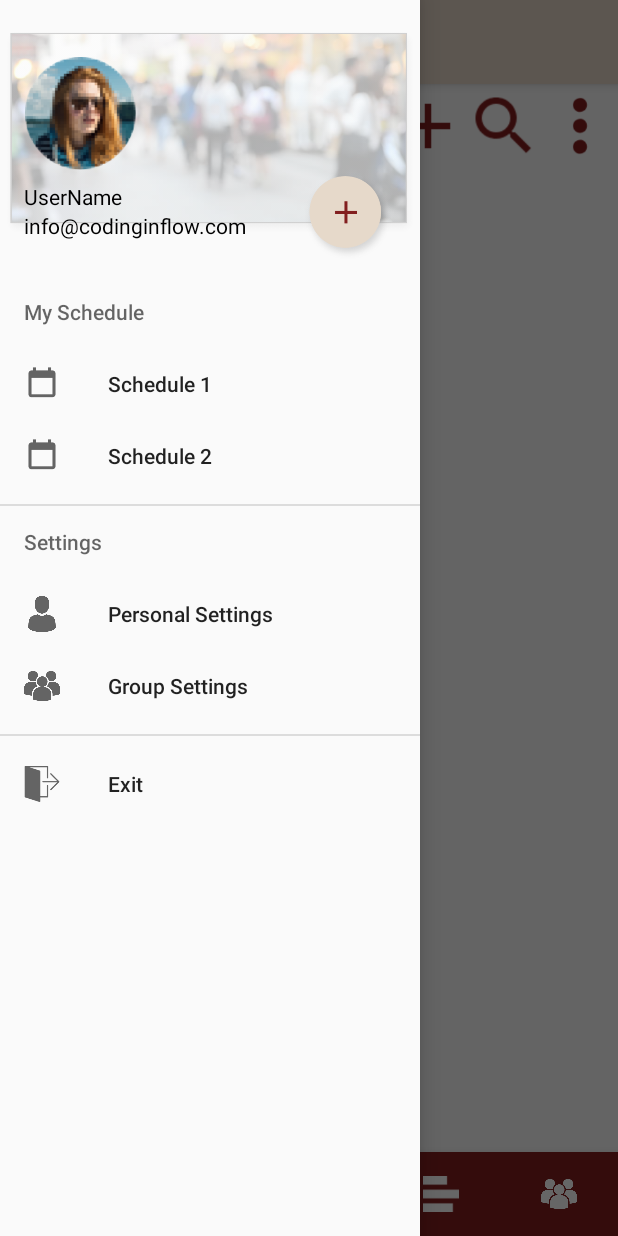
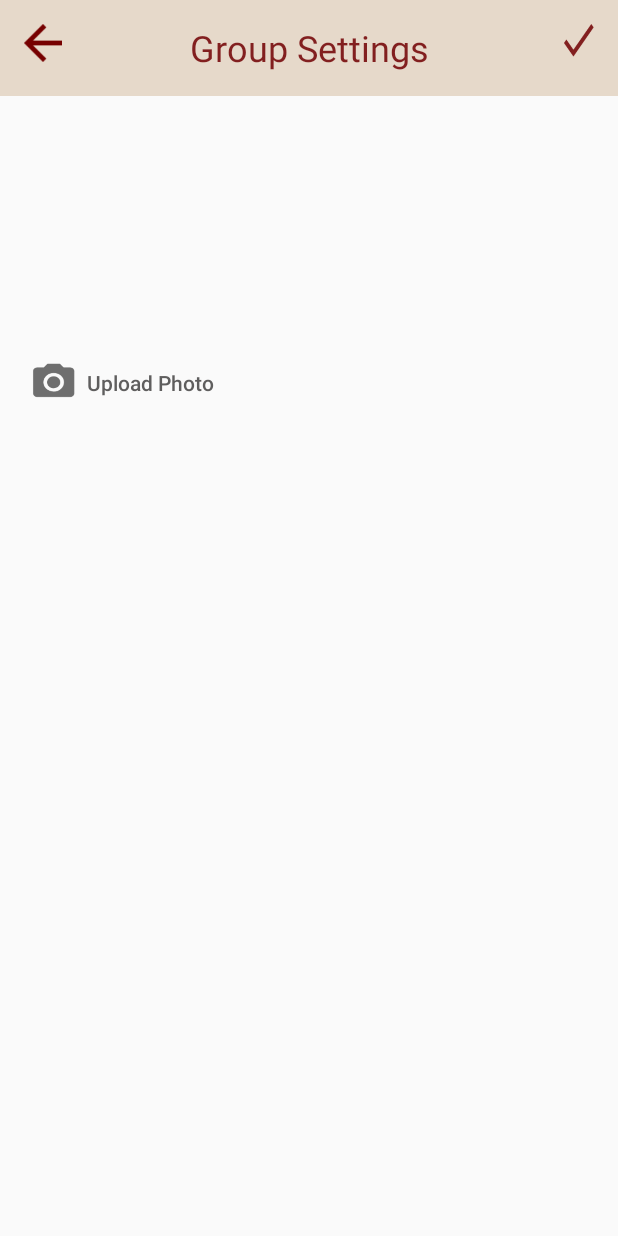
Before and after one commit to jtr860830/LifePrint-AndroidApp, an Android app: the MainActivity screen opened directly, with no data from a screen before it, after a tap on "Group Settings", on a phone screen of 412 x 824 dp. Run offline under Robolectric (Android 15) with nearby library versions, the phone set to English and light mode, and no system bars; 2 other taps on this screen came first.

Commit message:
group setting

```diff
--- a/app/src/main/AndroidManifest.xml
+++ b/app/src/main/AndroidManifest.xml
@@ -23,7 +23,8 @@
         <activity android:name=".AddNotes" />
         <activity android:name=".NewEvent" />
         <activity android:name=".PersonalSettings" />
-        <activity android:name=".ForgotPassword"></activity>
+        <activity android:name=".ForgotPassword" />
+        <activity android:name=".GroupSetting"></activity>
     </application>
 
 </manifest>
--- /dev/null
+++ b/app/src/main/java/com/example/user/navigation_calendar/GroupSetting.java
@@ -0,0 +1,37 @@
+package com.example.user.navigation_calendar;
+
+import android.support.v7.app.AppCompatActivity;
+import android.os.Bundle;
+import android.view.View;
+import android.widget.ImageButton;
+
+public class GroupSetting extends AppCompatActivity implements View.OnClickListener  {
+
+    ImageButton gs_back;
+    ImageButton gs_save;
+
+    @Override
+    protected void onCreate(Bundle savedInstanceState) {
+        super.onCreate(savedInstanceState);
+        setContentView(R.layout.activity_group_setting);
+
+        gs_back=findViewById(R.id.gs_back);
+        gs_back.setOnClickListener(this);
+        gs_save=findViewById(R.id.gs_save);
+        gs_save.setOnClickListener(this);
+    }
+
+    @Override
+    public void onClick(View view) {
+        switch (view.getId()){
+            case R.id.gs_back:
+                finish();
+                break;
+            case R.id.gs_save:
+                //post
+
+                finish();
+                break;
+        }
+    }
+}
--- a/app/src/main/java/com/example/user/navigation_calendar/MainActivity.java
+++ b/app/src/main/java/com/example/user/navigation_calendar/MainActivity.java
@@ -85,17 +85,20 @@ public class MainActivity extends AppCompatActivity {
         }
 
     }
-
+//滑開頁面選單
     private NavigationView.OnNavigationItemSelectedListener drawer_navigationViewListener =
             new NavigationView.OnNavigationItemSelectedListener() {
                 @Override
                 public boolean onNavigationItemSelected(@NonNull MenuItem menuItem) {
                     switch (menuItem.getItemId()){
                         case R.id.personal_settings:
-                            Intent itSche1=new Intent(MainActivity.this,PersonalSettings.class);
-                            startActivity(itSche1);
+                            Intent itPS=new Intent(MainActivity.this,PersonalSettings.class);
+                            startActivity(itPS);
                             break;
-
+                        case R.id.group_settings:
+                            Intent itGS=new Intent(MainActivity.this,GroupSetting.class);
+                            startActivity(itGS);
+                            break;
 
                         case R.id.exit:
                             Toast.makeText(MainActivity.this,"exit",Toast.LENGTH_SHORT).show();
@@ -104,7 +107,7 @@ public class MainActivity extends AppCompatActivity {
                     return true;
                 }
             };
-
+//下方選單
     private BottomNavigationView.OnNavigationItemSelectedListener navListener =
             new BottomNavigationView.OnNavigationItemSelectedListener() {
 
--- a/app/src/main/java/com/example/user/navigation_calendar/PersonalSettings.java
+++ b/app/src/main/java/com/example/user/navigation_calendar/PersonalSettings.java
@@ -1,5 +1,6 @@
 package com.example.user.navigation_calendar;
 
+import android.content.Intent;
 import android.support.annotation.NonNull;
 import android.support.v7.app.AppCompatActivity;
 import android.os.Bundle;
@@ -22,6 +23,7 @@ public class PersonalSettings extends AppCompatActivity implements View.OnClickL
     private RecyclerView recyclerView;
     private PersonalSettingsAdapter adapter;
     ImageButton ps_back;
+    ImageButton ps_save;
 
     @Override
     protected void onCreate(Bundle savedInstanceState) {
@@ -41,6 +43,8 @@ public class PersonalSettings extends AppCompatActivity implements View.OnClickL
 
         ps_back=findViewById(R.id.ps_back);
         ps_back.setOnClickListener(this);
+        ps_save=findViewById(R.id.ps_save);
+        ps_save.setOnClickListener(this);
 
     }
 
@@ -49,6 +53,12 @@ public class PersonalSettings extends AppCompatActivity implements View.OnClickL
         switch (view.getId()){
             case R.id.ps_back:
                 finish();
+                break;
+            case R.id.ps_save:
+                //post
+
+                finish();
+                break;
         }
     }
 }
--- /dev/null
+++ b/app/src/main/res/layout/activity_group_setting.xml
@@ -0,0 +1,91 @@
+<?xml version="1.0" encoding="utf-8"?>
+<android.support.constraint.ConstraintLayout
+    xmlns:android="http://schemas.android.com/apk/res/android"
+    xmlns:app="http://schemas.android.com/apk/res-auto"
+    xmlns:tools="http://schemas.android.com/tools"
+    android:layout_width="match_parent"
+    android:layout_height="match_parent"
+    tools:context=".GroupSetting">
+
+    <TextView
+        android:id="@+id/txv_group"
+        android:layout_width="0dp"
+        android:layout_height="64dp"
+        android:background="@color/underBar"
+        android:gravity="center"
+        android:text="Group Settings"
+        android:textColor="@color/darkRed"
+        android:textSize="24sp"
+        app:layout_constraintEnd_toEndOf="parent"
+        app:layout_constraintStart_toStartOf="parent"
+        app:layout_constraintTop_toTopOf="parent" />
+
+    <ImageButton
+        android:id="@+id/gs_back"
+        android:layout_width="25dp"
+        android:layout_height="25dp"
+        android:layout_marginLeft="16dp"
+        android:layout_marginStart="16dp"
+        android:layout_marginTop="16dp"
+        android:background="@android:color/transparent"
+        android:scaleType="centerInside"
+        app:layout_constraintStart_toStartOf="parent"
+        app:layout_constraintTop_toTopOf="parent"
+        app:srcCompat="@drawable/verification_back" />
+
+    <ImageButton
+        android:id="@+id/gs_save"
+        android:layout_width="20dp"
+        android:layout_height="25dp"
+        android:layout_marginEnd="16dp"
+        android:layout_marginRight="16dp"
+        android:layout_marginTop="14dp"
+        android:background="@android:color/transparent"
+        android:scaleType="centerInside"
+        app:layout_constraintEnd_toEndOf="parent"
+        app:layout_constraintTop_toTopOf="parent"
+        app:srcCompat="@drawable/checkicon" />
+
+    <android.support.constraint.ConstraintLayout
+        android:layout_width="wrap_content"
+        android:layout_height="216dp"
+        android:background="@drawable/group_pic"
+        app:layout_constraintEnd_toEndOf="parent"
+        app:layout_constraintHorizontal_bias="0.0"
+        app:layout_constraintStart_toStartOf="parent"
+        app:layout_constraintTop_toBottomOf="@+id/txv_group">
+
+    </android.support.constraint.ConstraintLayout>
+
+    <LinearLayout
+        android:id="@+id/btn_layout"
+        android:layout_width="wrap_content"
+        android:layout_height="wrap_content"
+        android:layout_marginLeft="16dp"
+        android:layout_marginStart="16dp"
+        android:layout_marginTop="240dp"
+        android:orientation="horizontal"
+        app:layout_constraintStart_toStartOf="parent"
+        app:layout_constraintTop_toTopOf="parent">
+
+        <ImageButton
+            android:id="@+id/btn_changeGP1"
+            android:layout_width="40dp"
+            android:layout_height="30dp"
+            android:background="@android:color/transparent"
+            android:scaleType="centerInside"
+            app:srcCompat="@drawable/cameraicon" />
+
+        <Button
+            android:id="@+id/btn_changeGP2"
+            android:layout_width="wrap_content"
+            android:layout_height="30dp"
+            android:background="@android:color/transparent"
+            android:gravity="center"
+            android:scaleType="centerInside"
+            android:text="Upload Photo"
+            android:textAllCaps="false"
+            android:textColor="@color/tag" />
+    </LinearLayout>
+
+</android.support.constraint.ConstraintLayout>
--- a/app/src/main/res/layout/activity_new_event.xml
+++ b/app/src/main/res/layout/activity_new_event.xml
@@ -19,7 +19,7 @@
         android:textColor="@android:color/background_light"
         android:textSize="24sp"
         app:layout_constraintEnd_toEndOf="parent"
-        app:layout_constraintHorizontal_bias="0.0"
+        app:layout_constraintHorizontal_bias="1.0"
         app:layout_constraintStart_toStartOf="parent"
         app:layout_constraintTop_toTopOf="parent" />
 
--- a/app/src/main/res/layout/activity_personal_settings.xml
+++ b/app/src/main/res/layout/activity_personal_settings.xml
@@ -32,6 +32,19 @@
         app:layout_constraintTop_toTopOf="parent"
         app:srcCompat="@drawable/verification_back" />
 
+    <ImageButton
+        android:id="@+id/ps_save"
+        android:layout_width="20dp"
+        android:layout_height="25dp"
+        android:layout_marginEnd="16dp"
+        android:layout_marginRight="16dp"
+        android:layout_marginTop="14dp"
+        android:background="@android:color/transparent"
+        android:scaleType="centerInside"
+        app:layout_constraintEnd_toEndOf="parent"
+        app:layout_constraintTop_toTopOf="parent"
+        app:srcCompat="@drawable/checkicon" />
+
     <android.support.v7.widget.RecyclerView
         android:id="@+id/ps_recyclerview"
         android:layout_width="0dp"
```
Also changed, not shown: app/src/main/res/drawable/cameraicon.png.
